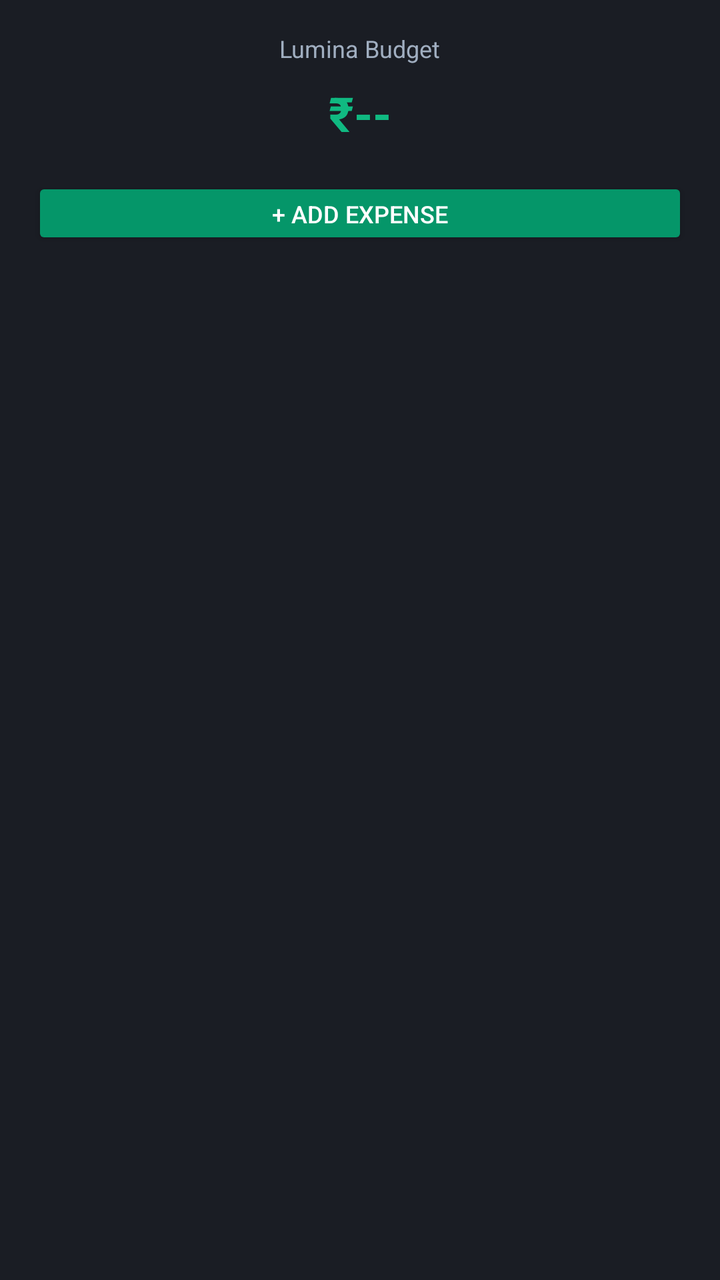
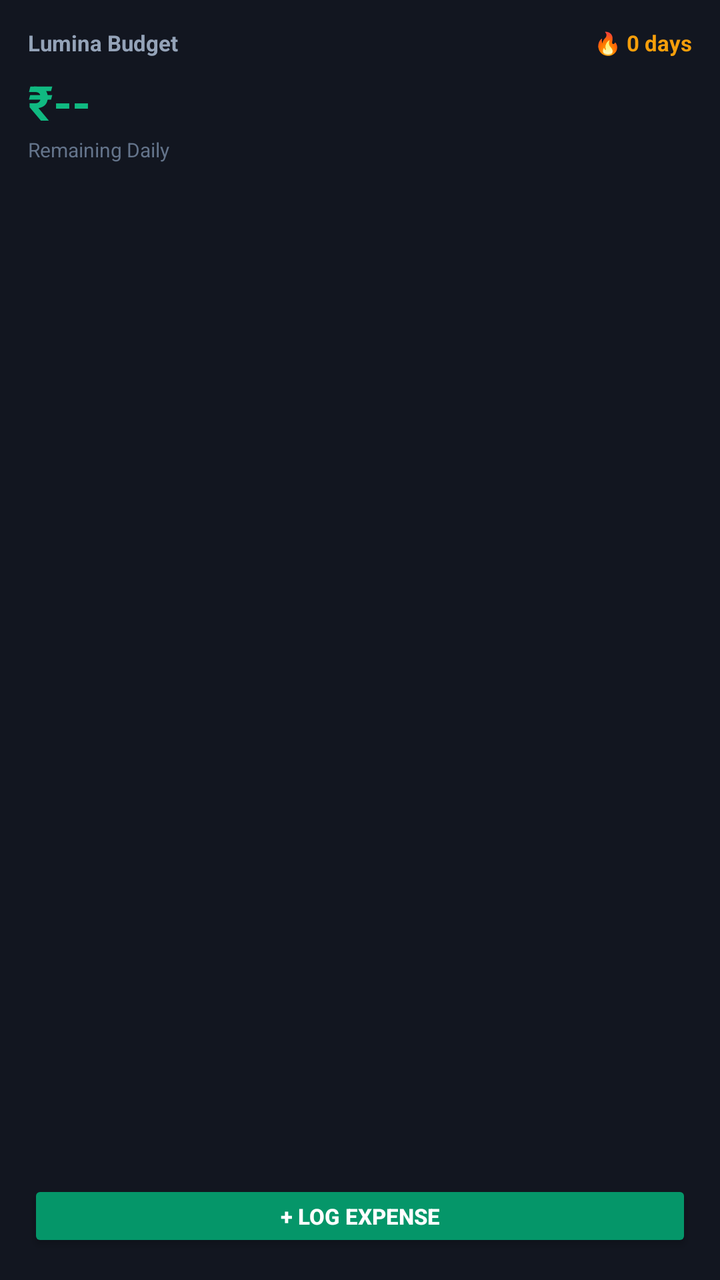

An Android layout rendered at two revisions. The XML below is the earlier revision; the diff shows what the commit changed to produce the second picture.
<!-- AndroidManifest.xml: application theme AppTheme -->
<!-- res/layout/lumina_widget.xml -->
<?xml version="1.0" encoding="utf-8"?>
<RelativeLayout xmlns:android="http://schemas.android.com/apk/res/android"
    android:layout_width="match_parent"
    android:layout_height="match_parent"
    android:background="#1A1D24"
    android:padding="16dp">

    <TextView
        android:id="@+id/widget_title"
        android:layout_width="wrap_content"
        android:layout_height="wrap_content"
        android:text="Lumina Budget"
        android:textColor="#A0AEC0"
        android:textSize="12sp"
        android:layout_alignParentTop="true"
        android:layout_centerHorizontal="true" />

    <TextView
        android:id="@+id/widget_budget_text"
        android:layout_width="wrap_content"
        android:layout_height="wrap_content"
        android:text="₹--"
        android:textColor="#10B981"
        android:textSize="24sp"
        android:textStyle="bold"
        android:layout_below="@id/widget_title"
        android:layout_centerHorizontal="true"
        android:layout_marginTop="8dp" />

    <Button
        android:id="@+id/widget_add_button"
        android:layout_width="match_parent"
        android:layout_height="36dp"
        android:text="+ Add Expense"
        android:textColor="#FFFFFF"
        android:backgroundTint="#059669"
        android:textSize="12sp"
        android:layout_below="@id/widget_budget_text"
        android:layout_marginTop="16dp" />
</RelativeLayout>
<!-- resources referenced by this layout -->
<resources>
  <style name="AppTheme" parent="Theme.AppCompat.Light.DarkActionBar">
          
          <item name="colorPrimary">@color/colorPrimary</item>
          <item name="colorPrimaryDark">@color/colorPrimaryDark</item>
          <item name="colorAccent">@color/colorAccent</item>
      </style>
</resources>

<!-- the commit's change to res/layout/lumina_widget.xml (unified diff, before → after) -->
@@ -1,20 +1,41 @@
 <?xml version="1.0" encoding="utf-8"?>
 <RelativeLayout xmlns:android="http://schemas.android.com/apk/res/android"
+    android:id="@+id/widget_root"
     android:layout_width="match_parent"
     android:layout_height="match_parent"
-    android:background="#1A1D24"
-    android:padding="16dp">
+    android:background="#121620"
+    android:padding="14dp">
 
-    <TextView
-        android:id="@+id/widget_title"
-        android:layout_width="wrap_content"
+    
+    <LinearLayout
+        android:id="@+id/widget_header"
+        android:layout_width="match_parent"
         android:layout_height="wrap_content"
-        android:text="Lumina Budget"
-        android:textColor="#A0AEC0"
-        android:textSize="12sp"
-        android:layout_alignParentTop="true"
-        android:layout_centerHorizontal="true" />
+        android:orientation="horizontal"
+        android:gravity="center_vertical"
+        android:layout_alignParentTop="true">
 
+        <TextView
+            android:id="@+id/widget_title"
+            android:layout_width="0dp"
+            android:layout_height="wrap_content"
+            android:layout_weight="1"
+            android:text="Lumina Budget"
+            android:textColor="#94A3B8"
+            android:textSize="11sp"
+            android:textStyle="bold" />
+
+        <TextView
+            android:id="@+id/widget_streak_text"
+            android:layout_width="wrap_content"
+            android:layout_height="wrap_content"
+            android:text="🔥 0 days"
+            android:textColor="#F59E0B"
+            android:textSize="11sp"
+            android:textStyle="bold" />
+    </LinearLayout>
+
+    
     <TextView
         android:id="@+id/widget_budget_text"
         android:layout_width="wrap_content"
@@ -23,18 +44,29 @@
         android:textColor="#10B981"
         android:textSize="24sp"
         android:textStyle="bold"
-        android:layout_below="@id/widget_title"
-        android:layout_centerHorizontal="true"
-        android:layout_marginTop="8dp" />
+        android:layout_below="@id/widget_header"
+        android:layout_marginTop="6dp" />
 
+    <TextView
+        android:id="@+id/widget_budget_label"
+        android:layout_width="wrap_content"
+        android:layout_height="wrap_content"
+        android:text="Remaining Daily"
+        android:textColor="#64748B"
+        android:textSize="10sp"
+        android:layout_below="@id/widget_budget_text"
+        android:layout_marginTop="1dp" />
+
+    
     <Button
         android:id="@+id/widget_add_button"
         android:layout_width="match_parent"
         android:layout_height="36dp"
-        android:text="+ Add Expense"
+        android:text="+ Log Expense"
         android:textColor="#FFFFFF"
         android:backgroundTint="#059669"
-        android:textSize="12sp"
-        android:layout_below="@id/widget_budget_text"
-        android:layout_marginTop="16dp" />
+        android:textSize="11sp"
+        android:textStyle="bold"
+        android:layout_alignParentBottom="true"
+        android:layout_marginTop="8dp" />
 </RelativeLayout>
